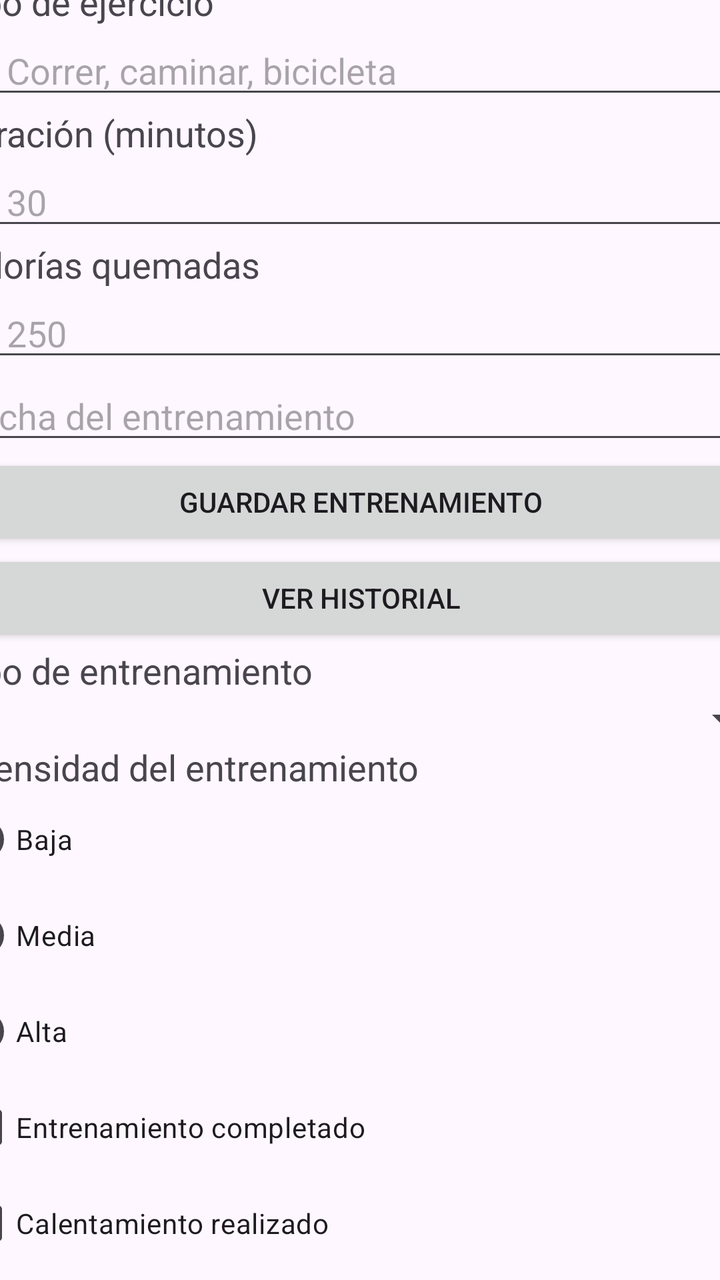
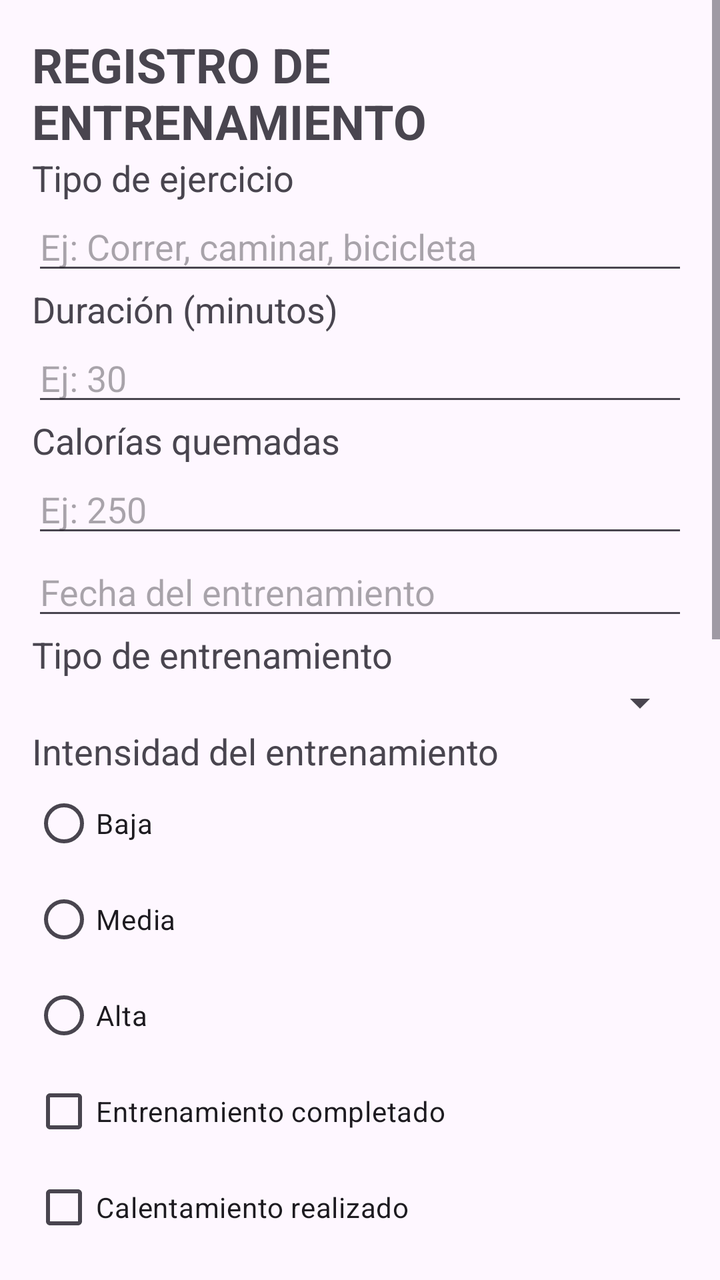

Screens rendered from an Android XML layout before and after an edit, with the pre-edit source and the edit as a unified diff.
<!-- AndroidManifest.xml: application theme Theme.FitTracker2 -->
<!-- res/layout/activity_registro.xml -->
<?xml version="1.0" encoding="utf-8"?>
<androidx.constraintlayout.widget.ConstraintLayout
    xmlns:android="http://schemas.android.com/apk/res/android"
    xmlns:tools="http://schemas.android.com/tools"
    xmlns:app="http://schemas.android.com/apk/res-auto"
    android:id="@+id/main"
    android:layout_width="match_parent"
    android:layout_height="match_parent"
    tools:context=".RegistroActivity">

    <ScrollView
        android:id="@+id/checkCompletado"
        android:layout_width="409dp"
        android:layout_height="728dp"
        app:layout_constraintBottom_toBottomOf="parent"
        app:layout_constraintEnd_toEndOf="parent"
        app:layout_constraintStart_toStartOf="parent"
        app:layout_constraintTop_toTopOf="parent">

        <LinearLayout
            android:layout_width="match_parent"
            android:layout_height="wrap_content"
            android:orientation="vertical">

            <TextView
                android:id="@+id/textView3"
                android:layout_width="match_parent"
                android:layout_height="wrap_content"
                android:text="REGISTRO DE ENTRENAMIENTO"
                android:textSize="24sp" />

            <TextView
                android:id="@+id/textView5"
                android:layout_width="match_parent"
                android:layout_height="wrap_content"
                android:text="Tipo de ejercicio"
                android:textSize="18sp" />

            <EditText
                android:id="@+id/editTextText"
                android:layout_width="match_parent"
                android:layout_height="wrap_content"
                android:ems="10"
                android:hint="Ej: Correr, caminar, bicicleta"
                android:inputType="text" />

            <TextView
                android:id="@+id/textView6"
                android:layout_width="match_parent"
                android:layout_height="wrap_content"
                android:text="Duración (minutos)"
                android:textSize="18sp" />

            <EditText
                android:id="@+id/editTextNumberDecimal"
                android:layout_width="match_parent"
                android:layout_height="wrap_content"
                android:ems="10"
                android:hint="Ej: 30"
                android:inputType="numberDecimal" />

            <TextView
                android:id="@+id/textView8"
                android:layout_width="match_parent"
                android:layout_height="wrap_content"
                android:text="Calorías quemadas"
                android:textSize="18sp" />

            <EditText
                android:id="@+id/editTextNumberDecimal2"
                android:layout_width="match_parent"
                android:layout_height="wrap_content"
                android:ems="10"
                android:hint="Ej: 250"
                android:inputType="numberDecimal" />

            <EditText
                android:id="@+id/editTextDate"
                android:layout_width="match_parent"
                android:layout_height="wrap_content"
                android:ems="10"
                android:hint="Fecha del entrenamiento"
                android:inputType="date" />

            <Button
                android:id="@+id/btnGuardar"
                android:layout_width="match_parent"
                android:layout_height="wrap_content"
                android:text="GUARDAR ENTRENAMIENTO" />

            <Button
                android:id="@+id/btnHistorial"
                android:layout_width="match_parent"
                android:layout_height="wrap_content"
                android:text="VER HISTORIAL" />

            <TextView
                android:id="@+id/textView9"
                android:layout_width="match_parent"
                android:layout_height="wrap_content"
                android:text="Tipo de entrenamiento"
                android:textSize="18sp" />

            <Spinner
                android:id="@+id/spinnerEntrenamiento"
                android:layout_width="match_parent"
                android:layout_height="wrap_content" />

            <TextView
                android:id="@+id/textView10"
                android:layout_width="match_parent"
                android:layout_height="wrap_content"
                android:text="Intensidad del entrenamiento"
                android:textSize="18sp" />

            <RadioGroup
                android:id="@+id/radioGroupIntensidad"
                android:layout_width="match_parent"
                android:layout_height="match_parent">

                <RadioButton
                    android:id="@+id/rbBaja"
                    android:layout_width="match_parent"
                    android:layout_height="wrap_content"
                    android:text="Baja" />

                <RadioButton
                    android:id="@+id/rbMedia"
                    android:layout_width="match_parent"
                    android:layout_height="wrap_content"
                    android:text="Media" />

                <RadioButton
                    android:id="@+id/rbAlta"
                    android:layout_width="match_parent"
                    android:layout_height="wrap_content"
                    android:text="Alta" />

                <CheckBox
                    android:id="@+id/chkEntrenamientoCompletado"
                    android:layout_width="match_parent"
                    android:layout_height="wrap_content"
                    android:text="Entrenamiento completado" />

                <CheckBox
                    android:id="@+id/chkCalentamiento"
                    android:layout_width="match_parent"
                    android:layout_height="wrap_content"
                    android:text="Calentamiento realizado" />

                <CheckBox
                    android:id="@+id/chkHidratacion"
                    android:layout_width="match_parent"
                    android:layout_height="wrap_content"
                    android:text="Hidratación adecuada" />

                <CheckBox
                    android:id="@+id/chkEstiramiento"
                    android:layout_width="match_parent"
                    android:layout_height="wrap_content"
                    android:text="Estiramiento final  " />

                <TextView
                    android:id="@+id/textView11"
                    android:layout_width="match_parent"
                    android:layout_height="wrap_content"
                    android:text="Progreso de la meta diaria" />

                <ProgressBar
                    android:id="@+id/progressMeta"
                    style="?android:attr/progressBarStyleHorizontal"
                    android:layout_width="match_parent"
                    android:layout_height="wrap_content"
                    android:max="100"
                    android:progress="50" />

                <TextView
                    android:id="@+id/textView12"
                    android:layout_width="match_parent"
                    android:layout_height="wrap_content"
                    android:text="Esfuerzo percibido de la sesión" />

                <RatingBar
                    android:id="@+id/ratingEsfuerzo"
                    android:layout_width="match_parent"
                    android:layout_height="wrap_content"
                    android:numStars="5"
                    android:rating="3" />

                <TextView
                    android:id="@+id/textView13"
                    android:layout_width="match_parent"
                    android:layout_height="wrap_content"
                    android:text="SESIONES REGISTRADAS" />

                <androidx.recyclerview.widget.RecyclerView
                    android:id="@+id/recyclerEntrenamientos"
                    android:layout_width="match_parent"
                    android:layout_height="match_parent" />
            </RadioGroup>

        </LinearLayout>
    </ScrollView>
</androidx.constraintlayout.widget.ConstraintLayout>
<!-- resources referenced by this layout -->
<resources>
  <style name="Theme.FitTracker2" parent="Base.Theme.FitTracker2" />
  <style name="Base.Theme.FitTracker2" parent="Theme.Material3.DayNight.NoActionBar">
          
          
      </style>
</resources>

<!-- the commit's change to res/layout/activity_registro.xml (unified diff, before → after) -->
@@ -1,36 +1,37 @@
 <?xml version="1.0" encoding="utf-8"?>
 <androidx.constraintlayout.widget.ConstraintLayout
     xmlns:android="http://schemas.android.com/apk/res/android"
+    xmlns:app="http://schemas.android.com/apk/res-auto"
     xmlns:tools="http://schemas.android.com/tools"
-    xmlns:app="http://schemas.android.com/apk/res-auto"
     android:id="@+id/main"
     android:layout_width="match_parent"
     android:layout_height="match_parent"
     tools:context=".RegistroActivity">
 
     <ScrollView
-        android:id="@+id/checkCompletado"
-        android:layout_width="409dp"
-        android:layout_height="728dp"
+        android:id="@+id/scrollRegistro"
+        android:layout_width="0dp"
+        android:layout_height="0dp"
+        android:fillViewport="true"
+        app:layout_constraintTop_toTopOf="parent"
         app:layout_constraintBottom_toBottomOf="parent"
-        app:layout_constraintEnd_toEndOf="parent"
         app:layout_constraintStart_toStartOf="parent"
-        app:layout_constraintTop_toTopOf="parent">
+        app:layout_constraintEnd_toEndOf="parent">
 
         <LinearLayout
             android:layout_width="match_parent"
             android:layout_height="wrap_content"
-            android:orientation="vertical">
-
-            <TextView
-                android:id="@+id/textView3"
+            android:orientation="vertical"
+            android:padding="16dp">
+
+            <TextView
                 android:layout_width="match_parent"
                 android:layout_height="wrap_content"
                 android:text="REGISTRO DE ENTRENAMIENTO"
-                android:textSize="24sp" />
-
-            <TextView
-                android:id="@+id/textView5"
+                android:textSize="24sp"
+                android:textStyle="bold" />
+
+            <TextView
                 android:layout_width="match_parent"
                 android:layout_height="wrap_content"
                 android:text="Tipo de ejercicio"
@@ -40,12 +41,10 @@
                 android:id="@+id/editTextText"
                 android:layout_width="match_parent"
                 android:layout_height="wrap_content"
-                android:ems="10"
                 android:hint="Ej: Correr, caminar, bicicleta"
                 android:inputType="text" />
 
             <TextView
-                android:id="@+id/textView6"
                 android:layout_width="match_parent"
                 android:layout_height="wrap_content"
                 android:text="Duración (minutos)"
@@ -55,12 +54,10 @@
                 android:id="@+id/editTextNumberDecimal"
                 android:layout_width="match_parent"
                 android:layout_height="wrap_content"
-                android:ems="10"
                 android:hint="Ej: 30"
                 android:inputType="numberDecimal" />
 
             <TextView
-                android:id="@+id/textView8"
                 android:layout_width="match_parent"
                 android:layout_height="wrap_content"
                 android:text="Calorías quemadas"
@@ -70,7 +67,6 @@
                 android:id="@+id/editTextNumberDecimal2"
                 android:layout_width="match_parent"
                 android:layout_height="wrap_content"
-                android:ems="10"
                 android:hint="Ej: 250"
                 android:inputType="numberDecimal" />
 
@@ -78,24 +74,10 @@
                 android:id="@+id/editTextDate"
                 android:layout_width="match_parent"
                 android:layout_height="wrap_content"
-                android:ems="10"
                 android:hint="Fecha del entrenamiento"
                 android:inputType="date" />
 
-            <Button
-                android:id="@+id/btnGuardar"
-                android:layout_width="match_parent"
-                android:layout_height="wrap_content"
-                android:text="GUARDAR ENTRENAMIENTO" />
-
-            <Button
-                android:id="@+id/btnHistorial"
-                android:layout_width="match_parent"
-                android:layout_height="wrap_content"
-                android:text="VER HISTORIAL" />
-
-            <TextView
-                android:id="@+id/textView9"
+            <TextView
                 android:layout_width="match_parent"
                 android:layout_height="wrap_content"
                 android:text="Tipo de entrenamiento"
@@ -107,7 +89,6 @@
                 android:layout_height="wrap_content" />
 
             <TextView
-                android:id="@+id/textView10"
                 android:layout_width="match_parent"
                 android:layout_height="wrap_content"
                 android:text="Intensidad del entrenamiento"
@@ -116,7 +97,8 @@
             <RadioGroup
                 android:id="@+id/radioGroupIntensidad"
                 android:layout_width="match_parent"
-                android:layout_height="match_parent">
+                android:layout_height="wrap_content"
+                android:orientation="vertical">
 
                 <RadioButton
                     android:id="@+id/rbBaja"
@@ -136,69 +118,87 @@
                     android:layout_height="wrap_content"
                     android:text="Alta" />
 
-                <CheckBox
-                    android:id="@+id/chkEntrenamientoCompletado"
-                    android:layout_width="match_parent"
-                    android:layout_height="wrap_content"
-                    android:text="Entrenamiento completado" />
-
-                <CheckBox
-                    android:id="@+id/chkCalentamiento"
-                    android:layout_width="match_parent"
-                    android:layout_height="wrap_content"
-                    android:text="Calentamiento realizado" />
-
-                <CheckBox
-                    android:id="@+id/chkHidratacion"
-                    android:layout_width="match_parent"
-                    android:layout_height="wrap_content"
-                    android:text="Hidratación adecuada" />
-
-                <CheckBox
-                    android:id="@+id/chkEstiramiento"
-                    android:layout_width="match_parent"
-                    android:layout_height="wrap_content"
-                    android:text="Estiramiento final  " />
-
-                <TextView
-                    android:id="@+id/textView11"
-                    android:layout_width="match_parent"
-                    android:layout_height="wrap_content"
-                    android:text="Progreso de la meta diaria" />
-
-                <ProgressBar
-                    android:id="@+id/progressMeta"
-                    style="?android:attr/progressBarStyleHorizontal"
-                    android:layout_width="match_parent"
-                    android:layout_height="wrap_content"
-                    android:max="100"
-                    android:progress="50" />
-
-                <TextView
-                    android:id="@+id/textView12"
-                    android:layout_width="match_parent"
-                    android:layout_height="wrap_content"
-                    android:text="Esfuerzo percibido de la sesión" />
-
-                <RatingBar
-                    android:id="@+id/ratingEsfuerzo"
-                    android:layout_width="match_parent"
-                    android:layout_height="wrap_content"
-                    android:numStars="5"
-                    android:rating="3" />
-
-                <TextView
-                    android:id="@+id/textView13"
-                    android:layout_width="match_parent"
-                    android:layout_height="wrap_content"
-                    android:text="SESIONES REGISTRADAS" />
-
-                <androidx.recyclerview.widget.RecyclerView
-                    android:id="@+id/recyclerEntrenamientos"
-                    android:layout_width="match_parent"
-                    android:layout_height="match_parent" />
             </RadioGroup>
 
+            <CheckBox
+                android:id="@+id/chkEntrenamientoCompletado"
+                android:layout_width="match_parent"
+                android:layout_height="wrap_content"
+                android:text="Entrenamiento completado" />
+
+            <CheckBox
+                android:id="@+id/chkCalentamiento"
+                android:layout_width="match_parent"
+                android:layout_height="wrap_content"
+                android:text="Calentamiento realizado" />
+
+            <CheckBox
+                android:id="@+id/chkHidratacion"
+                android:layout_width="match_parent"
+                android:layout_height="wrap_content"
+                android:text="Hidratación adecuada" />
+
+            <CheckBox
+                android:id="@+id/chkEstiramiento"
+                android:layout_width="match_parent"
+                android:layout_height="wrap_content"
+                android:text="Estiramiento final" />
+
+            <TextView
+                android:layout_width="match_parent"
+                android:layout_height="wrap_content"
+                android:text="Progreso de la meta diaria"
+                android:textSize="18sp" />
+
+            <ProgressBar
+                android:id="@+id/progressMeta"
+                style="?android:attr/progressBarStyleHorizontal"
+                android:layout_width="match_parent"
+                android:layout_height="wrap_content"
+                android:max="100"
+                android:progress="0" />
+
+            <TextView
+                android:layout_width="match_parent"
+                android:layout_height="wrap_content"
+                android:text="Esfuerzo percibido de la sesión"
+                android:textSize="18sp" />
+
+            <RatingBar
+                android:id="@+id/ratingEsfuerzo"
+                android:layout_width="wrap_content"
+                android:layout_height="wrap_content"
+                android:numStars="5"
+                android:rating="3"
+                android:stepSize="1" />
+
+            <Button
+                android:id="@+id/btnGuardar"
+                android:layout_width="match_parent"
+                android:layout_height="wrap_content"
+                android:text="GUARDAR ENTRENAMIENTO" />
+
+            <Button
+                android:id="@+id/btnHistorial"
+                android:layout_width="match_parent"
+                android:layout_height="wrap_content"
+                android:text="VER HISTORIAL" />
+
+            <TextView
+                android:layout_width="match_parent"
+                android:layout_height="wrap_content"
+                android:text="SESIONES REGISTRADAS"
+                android:textSize="18sp"
+                android:textStyle="bold" />
+
+            <androidx.recyclerview.widget.RecyclerView
+                android:id="@+id/recyclerEntrenamientos"
+                android:layout_width="match_parent"
+                android:layout_height="300dp"
+                android:nestedScrollingEnabled="false" />
+
         </LinearLayout>
+
     </ScrollView>
+
 </androidx.constraintlayout.widget.ConstraintLayout>
